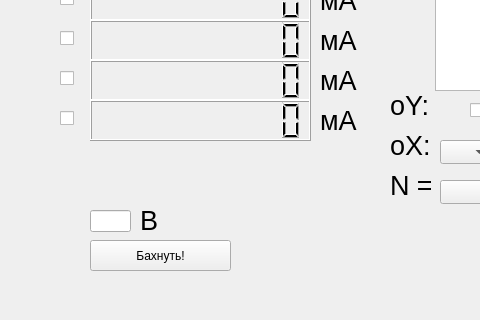
Old version of the form interface.ui in the repository KejLater/lab_stand; both pictures show x 0 to 480 and y 320 to 640 of the 1133 by 640 pixel window.
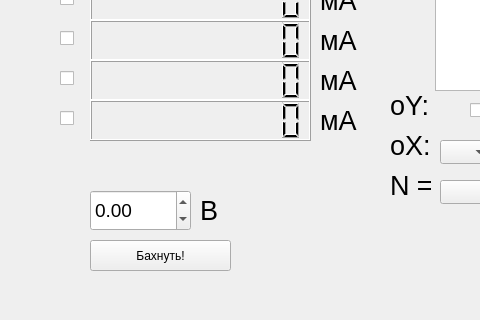
New version of the form.

Commit message: send_to_port optimized

Patch:
```diff
--- a/interface.ui
+++ b/interface.ui
@@ -1143,27 +1143,14 @@
      <string/>
     </property>
    </widget>
-   <widget class="QLineEdit" name="inputVoltage">
-    <property name="geometry">
-     <rect>
-      <x>90</x>
-      <y>530</y>
-      <width>41</width>
-      <height>22</height>
-     </rect>
-    </property>
-    <property name="text">
-     <string/>
-    </property>
-   </widget>
    <widget class="QLabel" name="V1_label_2">
     <property name="enabled">
      <bool>true</bool>
     </property>
     <property name="geometry">
      <rect>
-      <x>140</x>
-      <y>520</y>
+      <x>200</x>
+      <y>510</y>
       <width>31</width>
       <height>41</height>
      </rect>
@@ -1343,6 +1330,28 @@
      </font>
     </property>
    </widget>
+   <widget class="QDoubleSpinBox" name="inputVoltage">
+    <property name="geometry">
+     <rect>
+      <x>90</x>
+      <y>510</y>
+      <width>101</width>
+      <height>41</height>
+     </rect>
+    </property>
+    <property name="font">
+     <font>
+      <pointsize>14</pointsize>
+      <strikeout>false</strikeout>
+     </font>
+    </property>
+    <property name="inputMethodHints">
+     <set>Qt::ImhDigitsOnly</set>
+    </property>
+    <property name="minimum">
+     <double>-99.000000000000000</double>
+    </property>
+   </widget>
   </widget>
   <widget class="QMenuBar" name="menubar">
    <property name="geometry">
```
The commit also changes 1 other file.
